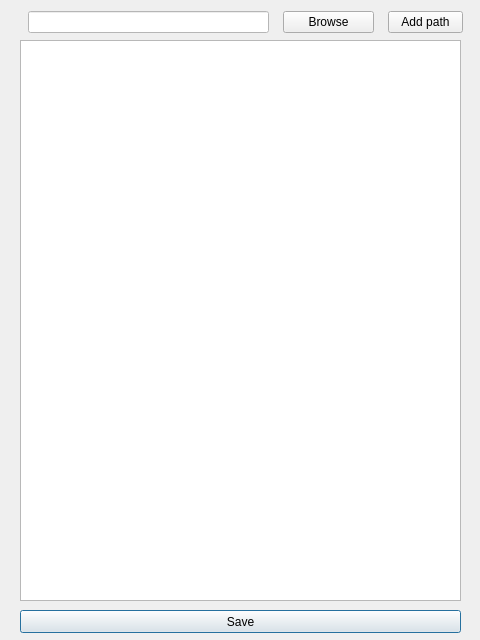
The window that listenerpathform.ui (kernelsauce/subversion-spy) describes before a commit, drawn with Qt 5.
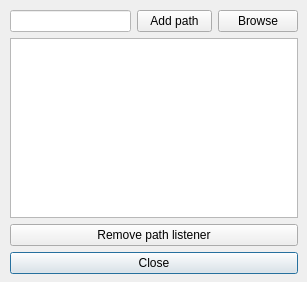
The same window after the commit.

Commit message: Added remove listener path button.

Diff of the .ui file:
```diff
--- a/listenerpathform.ui
+++ b/listenerpathform.ui
@@ -6,8 +6,8 @@
    <rect>
     <x>0</x>
     <y>0</y>
-    <width>480</width>
-    <height>640</height>
+    <width>307</width>
+    <height>282</height>
    </rect>
   </property>
   <property name="windowTitle">
@@ -16,45 +16,33 @@
   <property name="styleSheet">
    <string notr="true"/>
   </property>
-  <widget class="QWidget" name="gridLayoutWidget">
+  <widget class="QWidget" name="">
    <property name="geometry">
     <rect>
-     <x>20</x>
-     <y>40</y>
-     <width>441</width>
-     <height>561</height>
+     <x>10</x>
+     <y>10</y>
+     <width>288</width>
+     <height>264</height>
     </rect>
    </property>
+   <layout class="QGridLayout" name="gridLayout_3">
+    <item row="1" column="0">
    <layout class="QGridLayout" name="gridLayout">
     <item row="0" column="0">
      <widget class="QListWidget" name="listWidget"/>
     </item>
    </layout>
-  </widget>
+    </item>
+    <item row="3" column="0">
   <widget class="QPushButton" name="saveButton">
-   <property name="geometry">
-    <rect>
-     <x>20</x>
-     <y>610</y>
-     <width>441</width>
-     <height>23</height>
-    </rect>
-   </property>
    <property name="text">
-    <string>Save</string>
-   </property>
-  </widget>
-  <widget class="QWidget" name="layoutWidget">
-   <property name="geometry">
-    <rect>
-     <x>20</x>
-     <y>10</y>
-     <width>451</width>
-     <height>25</height>
-    </rect>
-   </property>
-   <layout class="QHBoxLayout" name="horizontalLayout">
-    <item>
+       <string>Close</string>
+      </property>
+     </widget>
+    </item>
+    <item row="0" column="0">
+     <layout class="QGridLayout" name="gridLayout_2">
+      <item row="0" column="0">
      <widget class="QLineEdit" name="pathEdit">
       <property name="maximumSize">
        <size>
@@ -67,20 +55,7 @@
       </property>
      </widget>
     </item>
-    <item>
-     <widget class="QPushButton" name="browseButton">
-      <property name="maximumSize">
-       <size>
-        <width>91</width>
-        <height>16777215</height>
-       </size>
-      </property>
-      <property name="text">
-       <string>Browse</string>
-      </property>
-     </widget>
-    </item>
-    <item>
+      <item row="0" column="1">
      <widget class="QPushButton" name="addButton">
       <property name="maximumSize">
        <size>
@@ -90,6 +65,28 @@
       </property>
       <property name="text">
        <string>Add path</string>
+        </property>
+       </widget>
+      </item>
+      <item row="0" column="2">
+       <widget class="QPushButton" name="browseButton">
+        <property name="maximumSize">
+         <size>
+          <width>91</width>
+          <height>16777215</height>
+         </size>
+        </property>
+        <property name="text">
+         <string>Browse</string>
+        </property>
+       </widget>
+      </item>
+     </layout>
+    </item>
+    <item row="2" column="0">
+     <widget class="QPushButton" name="removeButton">
+      <property name="text">
+       <string>Remove path listener</string>
       </property>
      </widget>
     </item>
```
Lines whose indentation alone changed are shown as unchanged. The commit also changes 2 other files.
